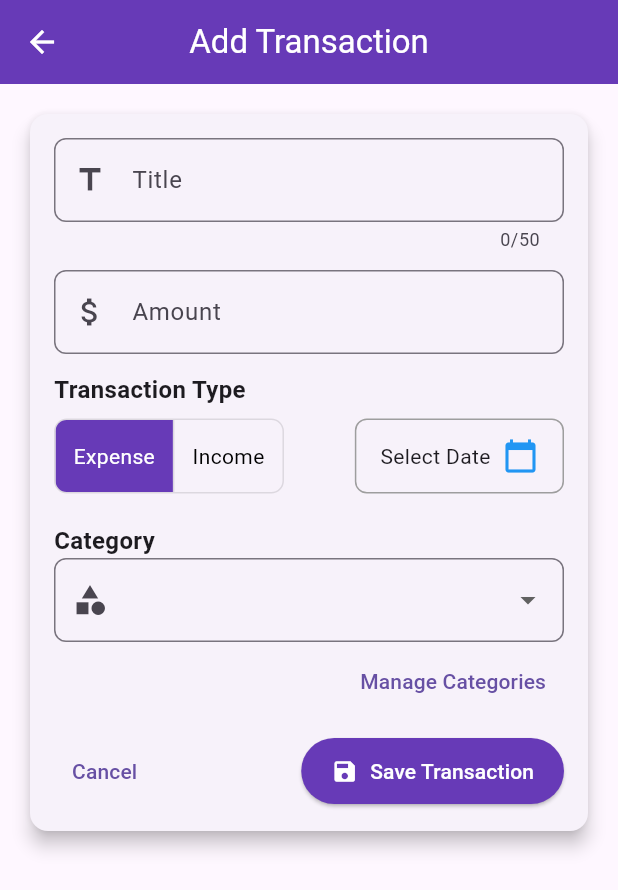
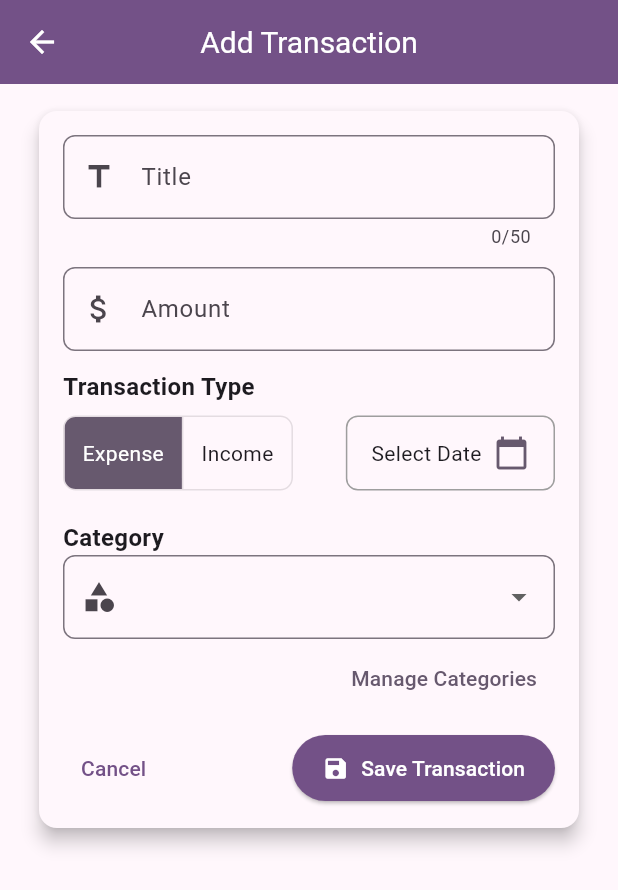
Before and after one commit to shshaheen/MyFinance, a Flutter app: the screen it shows once a user with an empty profile is signed in, after a tap on the "add" icon, on a phone screen of 412 x 824 dp. Shown: the top 890 px of the screen. Run offline on Flutter 3.47's test engine with Material 3 defaults, Android fonts, the light colour scheme and no system bars; our stand-ins replace cloud_firestore, firebase_auth, firebase_core, fl_chart; accounts and stored records are empty; generated files the repository leaves out were written again; network calls fail.

Commit message:
Add themes

```diff
--- a/lib/main.dart
+++ b/lib/main.dart
@@ -2,17 +2,15 @@ import 'package:flutter/material.dart';
 import 'package:firebase_auth/firebase_auth.dart';
 import 'package:firebase_core/firebase_core.dart';
 import 'firebase_options.dart';
-// import 'screens/sign_up_screen.dart';
 import 'screens/sign_in_screen.dart';
 import 'screens/home_screen.dart';
 
-var kLightColorScheme = ColorScheme.fromSeed(
-  seedColor: const Color.fromARGB(255, 0, 194, 203),
+var kColorScheme = ColorScheme.fromSeed(
+  seedColor: const Color.fromARGB(255, 159, 29, 234),
 );
-
 var kDarkColorScheme = ColorScheme.fromSeed(
   brightness: Brightness.dark,
-  seedColor: const Color.fromARGB(255, 0, 130, 140),
+  seedColor: const Color.fromARGB(255, 5, 99, 125),
 );
 
 void main() async {
@@ -27,6 +25,46 @@ class MyApp extends StatelessWidget {
     return MaterialApp(
       debugShowCheckedModeBanner: false,
       title: 'Flutter Auth',
+      theme: ThemeData(
+        colorScheme: kColorScheme,
+        appBarTheme: AppBarTheme(
+          backgroundColor: kColorScheme.onPrimaryContainer,
+          foregroundColor: kColorScheme.primaryContainer,
+        ),
+        cardTheme: CardTheme(
+          color: kColorScheme.secondaryContainer,
+          margin: const EdgeInsets.symmetric(horizontal: 16, vertical: 8),
+        ),
+        elevatedButtonTheme: ElevatedButtonThemeData(
+          style: ElevatedButton.styleFrom(
+            backgroundColor: kColorScheme.onPrimaryContainer,
+            foregroundColor: kColorScheme.primaryContainer,
+          ),
+        ),
+        textTheme: ThemeData().textTheme.copyWith(
+          titleLarge: TextStyle(
+            fontWeight: FontWeight.normal,
+            color: kColorScheme.onSecondaryContainer,
+            fontSize: 20,
+          ),
+        ),
+      ),
+      darkTheme: ThemeData.dark().copyWith(
+        colorScheme: kDarkColorScheme,
+        cardTheme: CardTheme(
+          color: kDarkColorScheme.secondaryContainer,
+          margin: const EdgeInsets.symmetric(horizontal: 16, vertical: 8),
+        ),
+        elevatedButtonTheme: ElevatedButtonThemeData(
+          style: ElevatedButton.styleFrom(
+            backgroundColor: kDarkColorScheme.primaryContainer,
+            foregroundColor: kDarkColorScheme.onPrimaryContainer,
+          ),
+        ),
+        appBarTheme: AppBarTheme(
+          backgroundColor: kDarkColorScheme.primaryContainer,
+        ),
+      ),
       home: AuthCheck(),
     );
   }
@@ -39,16 +77,12 @@ class AuthCheck extends StatelessWidget {
       stream: FirebaseAuth.instance.authStateChanges(),
       builder: (context, snapshot) {
         if (snapshot.connectionState == ConnectionState.waiting) {
-          return Center(child: CircularProgressIndicator()); // Show loading
+          return Center(child: CircularProgressIndicator());
         }
-
-        // Ensure user is not null before navigating to home
         if (snapshot.hasData && snapshot.data?.uid != null) {
-          // print(snapshot.data);
-          return HomeScreen(); // User is logged in
+          return HomeScreen();
         }
-
-        return SignInScreen(); // User is NOT logged in
+        return SignInScreen();
       },
     );
   }
--- a/lib/screens/add_transaction_screen.dart
+++ b/lib/screens/add_transaction_screen.dart
@@ -236,18 +236,22 @@ void initState() {
 
   @override
   Widget build(BuildContext context) {
+    final theme = Theme.of(context);
     final keyboardSpace = MediaQuery.of(context).viewInsets.bottom;
     return Scaffold(
       appBar: AppBar(
+
         title: const Text("Add Transaction"),
         centerTitle: true,
-        backgroundColor: Colors.deepPurple,
-        foregroundColor: Colors.white,
+        backgroundColor: theme.colorScheme.primary,
+        foregroundColor: theme.colorScheme.onPrimary,
       ),
       body: SingleChildScrollView(
         child: Padding(
-          padding: EdgeInsets.fromLTRB(16, 16, 16, keyboardSpace + 16),
+          padding: EdgeInsets.fromLTRB(10, 10, 10, keyboardSpace + 16),
           child: Card(
+          color: theme.cardColor,
+
             shape: RoundedRectangleBorder(
               borderRadius: BorderRadius.circular(12),
             ),
@@ -256,6 +260,7 @@ void initState() {
               padding: const EdgeInsets.all(16.0),
               child: Column(
                 crossAxisAlignment: CrossAxisAlignment.start,
+                // mainAxisSize: MainAxisSize.min,
                 children: [
                   TextField(
                     controller: _titleController,
@@ -305,8 +310,8 @@ void initState() {
                             },
                             borderRadius: BorderRadius.circular(8),
                             selectedColor: Colors.white,
-                            fillColor: Colors.deepPurple,
-                            color: Colors.black,
+                            fillColor: theme.colorScheme.secondary,
+                            color: theme.colorScheme.onBackground,
                             children: const [
                               Padding(
                                 padding: EdgeInsets.symmetric(horizontal: 12),
@@ -324,7 +329,7 @@ void initState() {
                                 context: context,
                                 initialDate: DateTime.now(),
                                 firstDate: DateTime(DateTime.now().year - 1),
-                                lastDate: DateTime.now(),
+                                lastDate: DateTime(DateTime.now().year + 1),
                               );
                               if (pickedDate != null) {
                                 setState(() {
@@ -345,8 +350,8 @@ void initState() {
                                       ? "Select Date"
                                       : formatter.format(_selectedDate!)),
                                   const SizedBox(width: 8),
-                                  const Icon(Icons.calendar_today,
-                                      color: Colors.blue),
+                                   Icon(Icons.calendar_today,
+                                      color: Theme.of(context).colorScheme.secondary),
                                 ],
                               ),
                             ),
@@ -387,8 +392,11 @@ void initState() {
                     child: TextButton(
                       onPressed: _manageCategories,
                       child: const Text("Manage Categories"),
+                      style: TextButton.styleFrom(
+                      foregroundColor: theme.colorScheme.secondary,
+                    ),),
                     ),
-                  ),
+
                   const SizedBox(height: 12),
                   Row(
                     mainAxisAlignment: MainAxisAlignment.spaceBetween,
@@ -402,8 +410,8 @@ void initState() {
                         icon: const Icon(Icons.save),
                         label: const Text("Save Transaction"),
                         style: ElevatedButton.styleFrom(
-                          backgroundColor: Colors.deepPurple,
-                          foregroundColor: Colors.white,
+                          backgroundColor: theme.colorScheme.primary,
+                        foregroundColor: theme.colorScheme.onPrimary,
                           padding: const EdgeInsets.symmetric(
                               horizontal: 20, vertical: 12),
                         ),
--- a/lib/screens/analysis_screen.dart
+++ b/lib/screens/analysis_screen.dart
@@ -14,16 +14,21 @@ class _AnalysisScreenState extends State<AnalysisScreen> {
 
   @override
   Widget build(BuildContext context) {
+    final theme = Theme.of(context);
     return Scaffold(
       // backgroundColor: Colors.black87,
 appBar: AppBar(
+  elevation: 0, // No shadow
+  backgroundColor: Colors.transparent, // Fully transparent
+  surfaceTintColor: Colors.transparent, // Prevents unwanted overlay color
+  titleSpacing: 0, // Aligns title properly
   title: Row(
-          mainAxisAlignment:
-              MainAxisAlignment.spaceBetween, // Aligns items properly
+    mainAxisAlignment: MainAxisAlignment.spaceAround,
     children: [
       DropdownButtonHideUnderline(
         child: DropdownButton<String>(
           value: _selectedFilter,
+          dropdownColor: Theme.of(context).colorScheme.background, // Matches body
           onChanged: (value) {
             setState(() {
               _selectedFilter = value!;
@@ -32,18 +37,24 @@ class _AnalysisScreenState extends State<AnalysisScreen> {
           items: ["Income Overview", "Expense Overview", "Net Amount"]
               .map((filter) => DropdownMenuItem(
                     value: filter,
-                          child: Text(filter,
+                    child: Text(
+                      filter,
                       style: TextStyle(
-                                  color: Colors.black,
+                        color: Theme.of(context).colorScheme.onBackground,
                         fontSize: 18,
-                                  fontWeight: FontWeight.bold)),
+                        fontWeight: FontWeight.bold,
+                      ),
+                    ),
                   ))
               .toList(),
         ),
       ),
+      const SizedBox(width: 16),
       IconButton(
-              icon: Icon(Icons.filter_list,
-                  color: Color.fromARGB(255, 35, 34, 34)), // Filter icon
+        icon: Icon(
+          Icons.filter_list,
+          color: Theme.of(context).colorScheme.onBackground, // Matches text color
+        ),
         onPressed: () async {
           DateTimeRange? picked = await showDateRangePicker(
             context: context,
@@ -62,6 +73,7 @@ class _AnalysisScreenState extends State<AnalysisScreen> {
       ],
     ),
   ),
+
 
       body: StreamBuilder(
         stream:
@@ -264,22 +276,37 @@ List<QueryDocumentSnapshot> filteredDocs =
     children: data.entries.map((entry) {
       final bool isNegative = entry.value < 0;
       final String sign = isNegative ? "-" : "+";
-        final Color amountColor = isNegative ? Colors.red : Colors.green;
+      final Color amountColor = isNegative
+          ? Theme.of(context).colorScheme.error
+          : Theme.of(context).colorScheme.primary;
+
       return Card(
-          // color: Colors.black,
-          margin: EdgeInsets.symmetric(horizontal: 15, vertical: 5),
+        elevation: 3, // Soft shadow
+        shape: RoundedRectangleBorder(borderRadius: BorderRadius.circular(12)),
+        // color: Theme.of(context).cardColor, // Matches theme
+        margin: EdgeInsets.symmetric(horizontal: 12, vertical: 6),
         child: ListTile(
-            leading: Icon(Icons.circle,
-                color: Colors.primaries[data.keys.toList().indexOf(entry.key) %
-                    Colors.primaries.length]),
-            title: Text(entry.key,
-                style: TextStyle(color: const Color.fromARGB(255, 54, 52, 52))),
-            trailing: Text("$sign ₹${entry.value.abs().toStringAsFixed(2)}",
-                style:
-                    TextStyle(color: amountColor, fontWeight: FontWeight.bold)),
+          leading: Icon(
+            Icons.circle,
+            size: 12,
+            color: Colors.primaries[data.keys.toList().indexOf(entry.key) % Colors.primaries.length],
+          ),
+          title: Text(
+            entry.key,
+            style: Theme.of(context).textTheme.titleMedium, // Themed text
+          ),
+          trailing: Text(
+            "$sign ₹${entry.value.abs().toStringAsFixed(2)}",
+            style: TextStyle(
+              color: amountColor,
+              fontWeight: FontWeight.w600,
+              fontSize: 16,
+            ),
+          ),
         ),
       );
     }).toList(),
   );
 }
+
 }
--- a/lib/screens/home_screen.dart
+++ b/lib/screens/home_screen.dart
@@ -46,8 +46,21 @@ class HomeScreenState extends State<HomeScreen> {
 
   @override
   Widget build(BuildContext context) {
+    final theme = Theme.of(context);
+
     return Scaffold(
-      appBar: AppBar(title: Text('Welcome, $fullName')),
+
+      appBar: AppBar(
+        elevation: 4,
+        shadowColor: Theme.of(context).colorScheme.primaryContainer,
+        backgroundColor: Theme.of(context).colorScheme.primary,
+        title: Text(
+          'Welcome, $fullName',
+          style: TextStyle(color: Theme.of(context).colorScheme.onPrimary),
+        ),
+      ),
+
+
       body: IndexedStack(
         index: _selectedIndex,
         children: _pages,
--- a/lib/screens/records_screen.dart
+++ b/lib/screens/records_screen.dart
@@ -60,12 +60,7 @@ class _RecordsScreenState extends State<RecordsScreen> {
   @override
   Widget build(BuildContext context) {
     return Scaffold(
-      appBar: AppBar(
-        title: const Text("Money Manager"),
-        centerTitle: true,
-        backgroundColor: Colors.deepPurple,
-        foregroundColor: Colors.white,
-      ),
+
       body: StreamBuilder<QuerySnapshot>(
         stream: _firestore
             .collection('transactions')
@@ -119,33 +114,29 @@ class _RecordsScreenState extends State<RecordsScreen> {
             children: [
               // Top Summary Section
           Container(
-                padding: const EdgeInsets.all(16),
-                color: Colors.deepPurple,
-                child: Column(
-                  children: [
-                    const Text(
-                      "January, 2025",
-                      style: TextStyle(color: Colors.white, fontSize: 18),
+            padding: const EdgeInsets.symmetric(vertical: 16, horizontal: 24),
+            decoration: BoxDecoration(
+              color: Theme.of(context).colorScheme.surface,
+              boxShadow: [
+                BoxShadow(
+                  color: Theme.of(context).shadowColor.withOpacity(0.2), // Shadow color
+                  blurRadius: 12, // Softness of the shadow
+                  spreadRadius: 3, // How much the shadow spreads
+                  offset: Offset(0, 4), // Moves shadow downward
                 ),
-                    const SizedBox(height: 8),
-                    Row(
+              ],
+              // borderRadius: BorderRadius.vertical(bottom: Radius.circular(12)), // Rounded bottom
+            ),
+            child: Row(
               mainAxisAlignment: MainAxisAlignment.spaceAround,
               children: [
-                        _summaryItem(
-                            "EXPENSE",
-                            "-\$${totalExpense.toStringAsFixed(2)}",
-                            Colors.red),
-                        _summaryItem(
-                            "INCOME",
-                            "+\$${totalIncome.toStringAsFixed(2)}",
-                            Colors.green),
-                        _summaryItem("TOTAL", "\$${balance.toStringAsFixed(2)}",
-                            Colors.white),
-                      ],
-                    ),
+                _summaryItem(context,"EXPENSE", "-\$${totalExpense.toStringAsFixed(2)}", Colors.red),
+                _summaryItem(context, "INCOME", "+\$${totalIncome.toStringAsFixed(2)}", Colors.green),
+                _summaryItem(context, "TOTAL", "\$${balance.toStringAsFixed(2)}", const Color.fromARGB(255, 36, 181, 225)),
               ],
             ),
           ),
+
               const SizedBox(height: 10),
               // Transactions List
               Expanded(
@@ -166,10 +157,13 @@ class _RecordsScreenState extends State<RecordsScreen> {
     );
   }
 
-  Widget _summaryItem(String title, String value, Color color) {
+  Widget _summaryItem(BuildContext context, title, String value, Color color) {
     return Column(
       children: [
-        Text(title, style: const TextStyle(color: Colors.white70)),
+        Text(title,
+         style:  TextStyle(
+          color: Theme.of(context).colorScheme.onSurface.withOpacity(0.7),
+          ),),
         const SizedBox(height: 4),
         Text(value,
             style: TextStyle(
--- a/lib/screens/sign_in_screen.dart
+++ b/lib/screens/sign_in_screen.dart
@@ -2,6 +2,7 @@ import 'package:flutter/material.dart';
 import 'package:my_finance/services/auth_service.dart';
 import './sign_up_screen.dart';
 import './home_screen.dart';
+
 class SignInScreen extends StatefulWidget {
   @override
   _SignInScreenState createState() => _SignInScreenState();
@@ -12,30 +13,25 @@ class _SignInScreenState extends State<SignInScreen> {
   final TextEditingController passwordController = TextEditingController();
   final AuthService _authService = AuthService();
 
-  bool _isLoading = false; // Track loading state
+  bool _isLoading = false;
 
   void _signIn() async {
-    setState(() {
-      _isLoading = true; // Show loading spinner
-    });
-
+    setState(() => _isLoading = true);
     String email = emailController.text;
     String password = passwordController.text;
     final user = await _authService.signIn(email, password);
-
-    setState(() {
-      _isLoading = false; // Hide loading spinner
-    });
+    setState(() => _isLoading = false);
 
     if (user != null) {
       ScaffoldMessenger.of(context).showSnackBar(
         SnackBar(content: Text('Signed in successfully!')),
       );
-      Navigator.of(context).push(
-          MaterialPageRoute(builder: (context) => HomeScreen()));
+      Navigator.of(context).pushReplacement(
+        MaterialPageRoute(builder: (context) => HomeScreen()),
+      );
     } else {
       ScaffoldMessenger.of(context).showSnackBar(
-        SnackBar(content: Text('Failed to sign in. Please check your credentials.')),
+        SnackBar(content: Text('Invalid credentials. Try again!')),
       );
     }
   }
@@ -49,28 +45,66 @@ class _SignInScreenState extends State<SignInScreen> {
 
   @override
   Widget build(BuildContext context) {
+    final theme = Theme.of(context);
     return Scaffold(
-      appBar: AppBar(title: Text('Sign In')),
+      backgroundColor: theme.colorScheme.background,
       body: Padding(
-        padding: const EdgeInsets.all(16.0),
+        padding: const EdgeInsets.all(20.0),
+        child: Center(
+          child: SingleChildScrollView(
             child: Column(
               mainAxisAlignment: MainAxisAlignment.center,
               children: [
-            TextField(controller: emailController, decoration: InputDecoration(labelText: 'Email')),
-            TextField(controller: passwordController, decoration: InputDecoration(labelText: 'Password'), obscureText: true),
+                CircleAvatar(
+                  radius: 50,
+                  backgroundColor: theme.colorScheme.primary,
+                  child: Icon(Icons.person, size: 60, color: theme.colorScheme.onPrimary),
+                ),
                 SizedBox(height: 20),
-
+                _buildTextField(emailController, 'Email', Icons.email, false, theme),
+                SizedBox(height: 10),
+                _buildTextField(passwordController, 'Password', Icons.lock, true, theme),
+                SizedBox(height: 20),
                 _isLoading
-                ? CircularProgressIndicator() // Show loading spinner when signing in
-                : ElevatedButton(onPressed: _signIn, child: Text('Sign In')),
-
+                    ? CircularProgressIndicator()
+                    : ElevatedButton(
+                        onPressed: _signIn,
+                        style: ElevatedButton.styleFrom(
+                          backgroundColor: theme.colorScheme.primary,
+                          shape: RoundedRectangleBorder(
+                            borderRadius: BorderRadius.circular(12),
+                          ),
+                          padding: EdgeInsets.symmetric(horizontal: 50, vertical: 12),
+                        ),
+                        child: Text('Sign In', style: TextStyle(fontSize: 18, color: theme.colorScheme.onPrimary)),
+                      ),
+                SizedBox(height: 15),
                 TextButton(
                   onPressed: () => Navigator.of(context).push(
-                MaterialPageRoute(builder: (context) => SignUpScreen()), // push instead of pushReplacement
+                    MaterialPageRoute(builder: (context) => SignUpScreen()),
                   ),
-              child: Text("Don't have an account? Sign Up"),
+                  child: Text("Don't have an account? Sign Up", style: TextStyle(color: theme.colorScheme.secondary)),
                 ),
               ],
+            ),
+          ),
+        ),
+      ),
+    );
+  }
+
+  Widget _buildTextField(TextEditingController controller, String hint, IconData icon, bool obscure, ThemeData theme) {
+    return TextField(
+      controller: controller,
+      obscureText: obscure,
+      decoration: InputDecoration(
+        prefixIcon: Icon(icon, color: theme.colorScheme.primary),
+        hintText: hint,
+        filled: true,
+        fillColor: theme.colorScheme.surfaceVariant,
+        border: OutlineInputBorder(
+          borderRadius: BorderRadius.circular(12),
+          borderSide: BorderSide.none,
         ),
       ),
     );
```
Also changed, not shown: lib/screens/sign_up_screen.dart (+61 -39 lines), lib/providers/transaction_provider.dart (deleted). Lines whose indentation alone changed are shown as unchanged.
